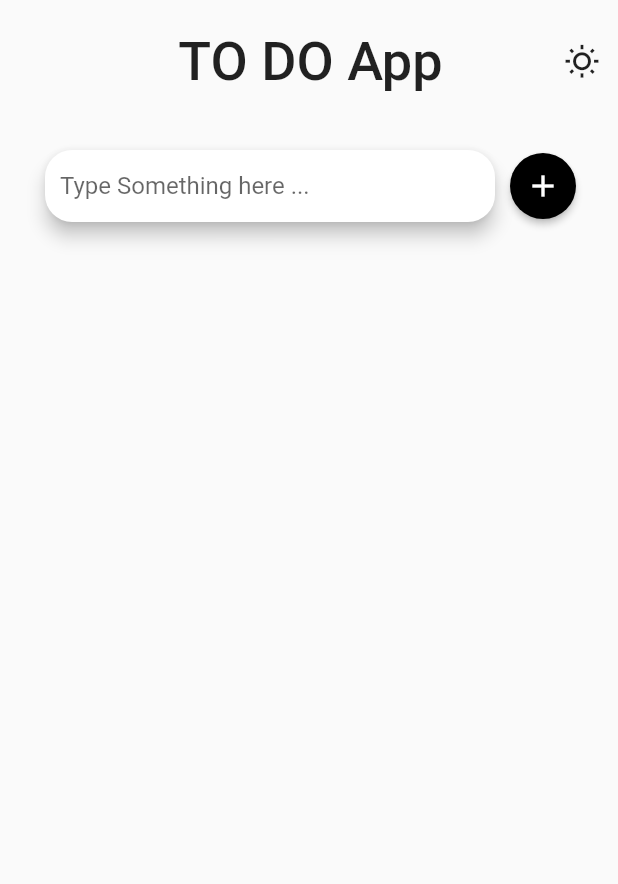
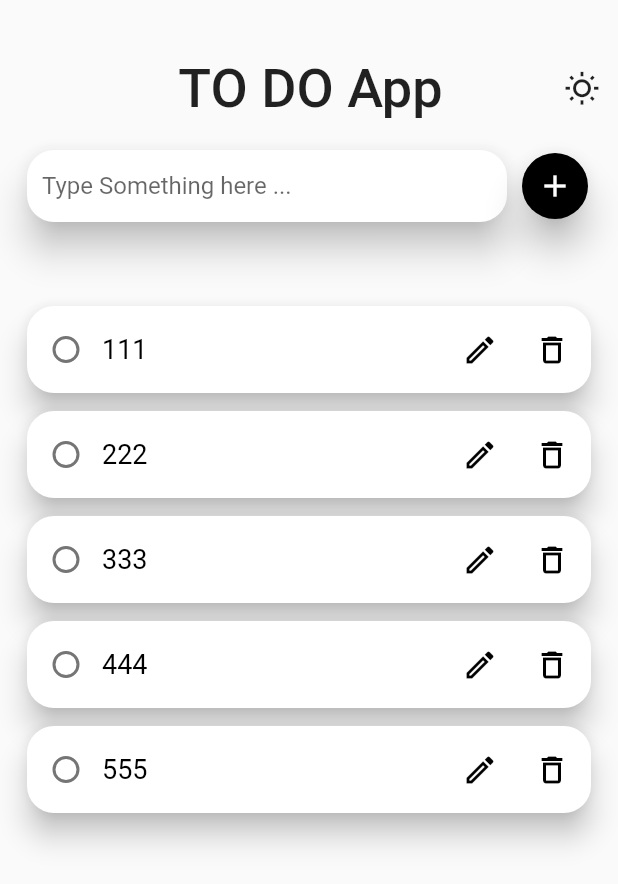
Before and after one commit to Gopi-Kishan-P/Softareo-Todo-app, a Flutter app: the screen it shows after launch, after a tap on the "add" icon, on a phone screen of 412 x 824 dp. Shown: the top 884 px of the screen. Run offline on Flutter 3.47's test engine with Material 2 defaults, Android fonts, the phone set to English and light mode, and no system bars; our stand-ins replace cloud_firestore, firebase_core; accounts and stored records are empty.

Commit message:
Implemented Card and ListView to display list of tasks

```diff
--- a/lib/main.dart
+++ b/lib/main.dart
@@ -1,7 +1,14 @@
+import 'package:cloud_firestore/cloud_firestore.dart';
+import 'package:firebase_core/firebase_core.dart';
 import 'package:flutter/material.dart';
 import 'package:flutter/services.dart';
+import 'package:to_do/widgets/add_task.dart';
+import 'package:to_do/widgets/task_list.dart';
+import 'package:to_do/widgets/todo_appbar.dart';
 
-void main() {
+void main() async {
+  WidgetsFlutterBinding.ensureInitialized();
+  await Firebase.initializeApp();
   runApp(MyApp());
 }
 
@@ -20,14 +27,22 @@ class MyApp extends StatelessWidget {
   }
 }
 
-class TodoHomePage extends StatefulWidget {
-  const TodoHomePage({Key? key}) : super(key: key);
+class TodoHomePage extends StatelessWidget {
+  final TextEditingController addTaskController = TextEditingController();
 
-  @override
-  _TodoHomePageState createState() => _TodoHomePageState();
-}
+  final CollectionReference tasks =
+      FirebaseFirestore.instance.collection("ToDo Tasks");
+  void addTask() async {
+    if (addTaskController.text.isNotEmpty) {
+      await tasks.add({
+        "task": addTaskController.text,
+        "completed": false,
+        "createdAt": DateTime.now(),
+      });
+      print("Added\n");
+    }
+  }
 
-class _TodoHomePageState extends State<TodoHomePage> {
   @override
   Widget build(BuildContext context) {
     return AnnotatedRegion<SystemUiOverlayStyle>(
@@ -42,66 +57,13 @@ class _TodoHomePageState extends State<TodoHomePage> {
           child: Form(
             child: Column(
               children: [
-                Row(
-                  children: [
-                    SizedBox(
-                      width: 50,
-                    ),
-                    Expanded(
-                      child: Container(
-                        margin: EdgeInsets.symmetric(vertical: 20),
-                        child: Text(
-                          "TO DO App",
-                          textAlign: TextAlign.center,
-                          style: TextStyle(
-                            fontSize: 36,
-                            fontWeight: FontWeight.w500,
-                          ),
-                        ),
-                      ),
-                    ),
-                    IconButton(
-                      onPressed: () {},
-                      icon: Icon(Icons.wb_sunny_outlined),
-                    )
-                  ],
+                SizedBox(height: 18),
+                TodoAppbar(),
+                AddTask(
+                  addTask: addTask,
+                  addTaskController: addTaskController,
                 ),
-                SizedBox(height: 18),
-                Row(
-                  children: [
-                    Expanded(
-                      child: Card(
-                        margin: EdgeInsets.only(left: 30),
-                        elevation: 5,
-                        shape: RoundedRectangleBorder(
-                          borderRadius: BorderRadius.circular(18),
-                        ),
-                        child: TextFormField(
-                          decoration: InputDecoration(
-                            border: InputBorder.none,
-                            focusedBorder: InputBorder.none,
-                            hintText: "Type Something here ...",
-                            contentPadding:
-                                EdgeInsets.symmetric(horizontal: 10),
-                          ),
-                        ),
-                      ),
-                    ),
-                    ElevatedButton(
-                      onPressed: () {},
-                      child: Icon(
-                        Icons.add,
-                        color: Colors.white,
-                      ),
-                      style: ElevatedButton.styleFrom(
-                        shape: CircleBorder(),
-                        padding: EdgeInsets.all(10),
-                        primary: Colors.black,
-                      ),
-                    ),
-                    SizedBox(width: 18),
-                  ],
-                )
+                TaskListView(),
               ],
             ),
           ),
--- /dev/null
+++ b/lib/widgets/add_task.dart
@@ -0,0 +1,48 @@
+import 'package:flutter/material.dart';
+
+class AddTask extends StatelessWidget {
+  final TextEditingController addTaskController;
+  final VoidCallback addTask;
+
+  AddTask({required this.addTaskController, required this.addTask});
+
+  @override
+  Widget build(BuildContext context) {
+    return Row(
+      children: [
+        Expanded(
+          child: Card(
+            margin: EdgeInsets.only(left: 18),
+            elevation: 10,
+            shape: RoundedRectangleBorder(
+              borderRadius: BorderRadius.circular(18),
+            ),
+            child: TextFormField(
+              controller: addTaskController,
+              decoration: InputDecoration(
+                border: InputBorder.none,
+                focusedBorder: InputBorder.none,
+                hintText: "Type Something here ...",
+                contentPadding: EdgeInsets.symmetric(horizontal: 10),
+              ),
+            ),
+          ),
+        ),
+        ElevatedButton(
+          onPressed: addTask,
+          child: Icon(
+            Icons.add,
+            color: Colors.white,
+          ),
+          style: ElevatedButton.styleFrom(
+            shape: CircleBorder(),
+            padding: EdgeInsets.all(10),
+            primary: Colors.black,
+            elevation: 10,
+          ),
+        ),
+        SizedBox(width: 10),
+      ],
+    );
+  }
+}
--- /dev/null
+++ b/lib/widgets/task_list.dart
@@ -0,0 +1,27 @@
+import 'package:flutter/material.dart';
+import 'package:to_do/widgets/todo_list_card.dart';
+
+class TaskListView extends StatefulWidget {
+  const TaskListView({Key? key}) : super(key: key);
+
+  @override
+  _TaskListViewState createState() => _TaskListViewState();
+}
+
+class _TaskListViewState extends State<TaskListView> {
+  List list = ["111", "222", "333", "444", "555"];
+  @override
+  Widget build(BuildContext context) {
+    return Padding(
+      padding: const EdgeInsets.only(top: 50.0),
+      child: ListView.builder(
+        scrollDirection: Axis.vertical,
+        shrinkWrap: true,
+        itemCount: list.length,
+        itemBuilder: (context, index) {
+          return TodoListCard(value: list[index]);
+        },
+      ),
+    );
+  }
+}
--- /dev/null
+++ b/lib/widgets/todo_appbar.dart
@@ -0,0 +1,31 @@
+import 'package:flutter/material.dart';
+
+class TodoAppbar extends StatelessWidget {
+  @override
+  Widget build(BuildContext context) {
+    return Row(
+      children: [
+        SizedBox(
+          width: 50,
+        ),
+        Expanded(
+          child: Container(
+            margin: EdgeInsets.symmetric(vertical: 20),
+            child: Text(
+              "TO DO App",
+              textAlign: TextAlign.center,
+              style: TextStyle(
+                fontSize: 36,
+                fontWeight: FontWeight.w500,
+              ),
+            ),
+          ),
+        ),
+        IconButton(
+          onPressed: () {},
+          icon: Icon(Icons.wb_sunny_outlined),
+        )
+      ],
+    );
+  }
+}
--- /dev/null
+++ b/lib/widgets/todo_list_card.dart
@@ -0,0 +1,93 @@
+import 'package:flutter/material.dart';
+
+class TodoListCard extends StatefulWidget {
+  final String value;
+  const TodoListCard({Key? key, required this.value}) : super(key: key);
+
+  @override
+  _TodoListCardState createState() => _TodoListCardState();
+}
+
+class _TodoListCardState extends State<TodoListCard> {
+  bool isComplete = false;
+  bool isEditable = false;
+  FocusNode focusNode = FocusNode();
+
+  @override
+  void dispose() {
+    super.dispose();
+    focusNode.dispose();
+  }
+
+  Color getColor() {
+    return isComplete ? Colors.grey.shade600 : Colors.black;
+  }
+
+  @override
+  Widget build(BuildContext context) {
+    return Card(
+      margin: EdgeInsets.symmetric(horizontal: 18, vertical: 6),
+      elevation: 8,
+      shape: RoundedRectangleBorder(
+        borderRadius: BorderRadius.circular(18),
+      ),
+      child: Padding(
+        padding: const EdgeInsets.symmetric(horizontal: 2, vertical: 5),
+        child: Row(
+          children: [
+            Checkbox(
+                value: isComplete,
+                shape: CircleBorder(),
+                activeColor: Colors.black,
+                onChanged: (value) {
+                  setState(() {
+                    this.isComplete = value!;
+                  });
+                }),
+            Expanded(
+              child: isEditable
+                  ? TextFormField(
+                      enabled: isEditable,
+                      focusNode: focusNode,
+                      style: TextStyle(fontSize: 18, color: Colors.black),
+                      initialValue: widget.value,
+                      decoration: InputDecoration(
+                        border: InputBorder.none,
+                        focusedBorder: InputBorder.none,
+                      ),
+                    )
+                  : Text(
+                      widget.value,
+                      style: TextStyle(
+                          fontSize: 18,
+                          color: getColor(),
+                          decoration: isComplete
+                              ? TextDecoration.lineThrough
+                              : TextDecoration.none),
+                    ),
+            ),
+            IconButton(
+              onPressed: () {
+                focusNode.requestFocus();
+                setState(() {
+                  this.isEditable = !this.isEditable;
+                });
+              },
+              icon: Icon(
+                isEditable ? Icons.save_outlined : Icons.edit_outlined,
+                color: getColor(),
+              ),
+            ),
+            IconButton(
+              onPressed: () {},
+              icon: Icon(
+                Icons.delete_outline,
+                color: getColor(),
+              ),
+            ),
+          ],
+        ),
+      ),
+    );
+  }
+}
--- a/pubspec.yaml
+++ b/pubspec.yaml
@@ -23,6 +23,8 @@ environment:
 dependencies:
   flutter:
     sdk: flutter
+  firebase_core: "^0.7.0"
+  cloud_firestore: "^0.16.0+1"
 
 
   # The following adds the Cupertino Icons font to your application.
```
Also changed, not shown: lib/providers/my_theme.dart (added), pubspec.lock, 4 other files.
